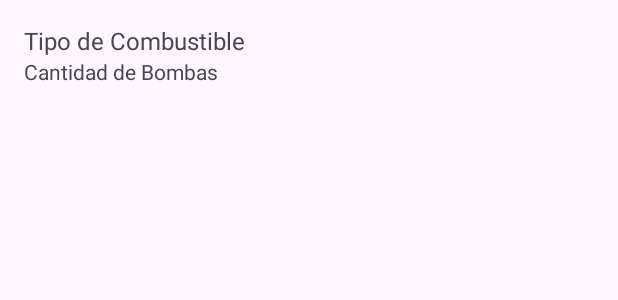
After one commit to R0nald12345/Proyecto-movil-kotlin-Surtidor, an Android app: the layout item_ver_surtidor_tipo_combustible.xml on its own in the app's theme, with its tools: preview values and no code run, on a phone screen of 412 x 824 dp. The commit adds this screen. Shown: the top 300 px of the screen. Run offline under Robolectric (Android 15) with nearby library versions, the phone set to English and light mode, and no system bars.

Commit message:
se agrego surtidor ms sercano

```diff
--- a/app/src/main/java/com/example/parcialproyectosurtidor/presentacion/MainActivity.kt
+++ b/app/src/main/java/com/example/parcialproyectosurtidor/presentacion/MainActivity.kt
@@ -16,6 +16,7 @@ import androidx.drawerlayout.widget.DrawerLayout
 import com.example.parcialproyectosurtidor.R
 import com.example.parcialproyectosurtidor.negocio.NSurtidor
 import com.example.parcialproyectosurtidor.presentacion.Surtidor.GestionarSurtidoresActivity
+import com.example.parcialproyectosurtidor.presentacion.Surtidor.SurtidorCercanoActivity
 import com.example.parcialproyectosurtidor.presentacion.TipoCombustible.GestionarTiposCombustibleActivity
 import com.mapbox.geojson.Point
 import com.mapbox.maps.CameraOptions
@@ -86,13 +87,13 @@ class MainActivity : AppCompatActivity() {
             drawerLayout.closeDrawers()
         }
 
-        /*
+
         findViewById<Button>(R.id.btn_surtidor_sercano).setOnClickListener {
             val intent = Intent(this, SurtidorCercanoActivity::class.java)
             startActivity(intent)
             drawerLayout.closeDrawers()
         }
-        */
+
 
         findViewById<Button>(R.id.btn_listado_surtidores).setOnClickListener {
             val intent = Intent(this, GestionarSurtidoresActivity::class.java)
--- /dev/null
+++ b/app/src/main/res/layout/item_ver_surtidor_tipo_combustible.xml
@@ -0,0 +1,29 @@
+<?xml version="1.0" encoding="utf-8"?>
+<androidx.constraintlayout.widget.ConstraintLayout xmlns:android="http://schemas.android.com/apk/res/android"
+    android:layout_width="match_parent"
+    xmlns:app="http://schemas.android.com/apk/res-auto"
+    android:layout_height="wrap_content"
+    android:padding="16dp">
+
+    <!-- Tipo de Combustible -->
+    <TextView
+        android:id="@+id/tvTipoCombustible"
+        android:layout_width="wrap_content"
+        android:layout_height="wrap_content"
+        android:text="Tipo de Combustible"
+        android:textSize="16sp"
+        android:layout_marginBottom="4dp"
+        app:layout_constraintTop_toTopOf="parent"
+        app:layout_constraintStart_toStartOf="parent" />
+
+    <!-- Cantidad de Bombas -->
+    <TextView
+        android:id="@+id/tvCantidadBombas"
+        android:layout_width="wrap_content"
+        android:layout_height="wrap_content"
+        android:text="Cantidad de Bombas"
+        android:textSize="14sp"
+        android:layout_marginBottom="8dp"
+        app:layout_constraintTop_toBottomOf="@id/tvTipoCombustible"
+        app:layout_constraintStart_toStartOf="parent" />
+</androidx.constraintlayout.widget.ConstraintLayout>
```
Also changed, not shown: app/src/main/java/com/example/parcialproyectosurtidor/presentacion/Surtidor/VerSurtidorActivity.kt (+75 -13 lines), app/src/main/res/layout/activity_ver_surtidor.xml (+48 -10 lines).
